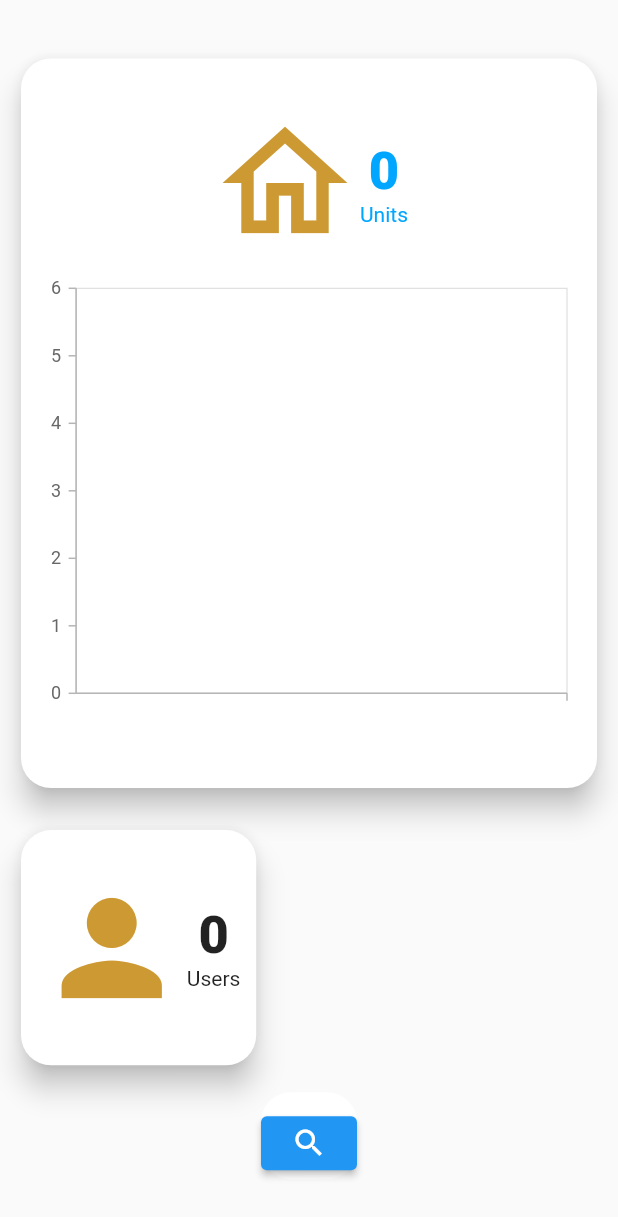
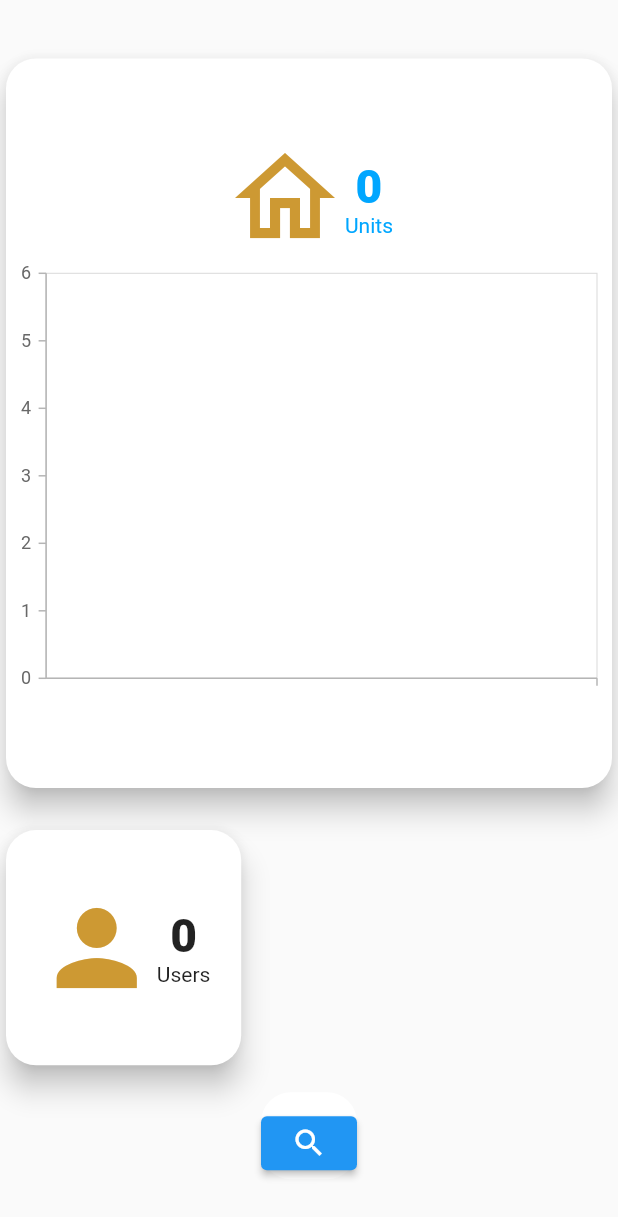
Before and after one commit to Mohamed26Salah/AmanRealEstate-Mobile-App, a Flutter app: the PanelLeftPage screen opened directly, after a tap on an icon or button, on a phone screen of 412 x 824 dp. Shown: the top 1217 px of the screen. Run offline on Flutter 3.47's test engine with Material 2 defaults, Android fonts, the phone set to English and light mode, and no system bars; our stand-ins replace awesome_snackbar_content, cached_network_image, cloud_firestore, custom_radio_grouped_button, firebase_auth, firebase_core and 12 more; missing offline and left inert: dart:ffi, search_page; accounts and stored records are empty.

Commit message:
performance of dashboard enchanced
now the chart will wait for the animation to finish before being visible .still needs refactoring to remove old code.
changed 1 import because error.

```diff
--- a/Aman_Project/Aman_Project/aman_project/lib/presentation/dashboard/panel_left/Components/block.dart
+++ b/Aman_Project/Aman_Project/aman_project/lib/presentation/dashboard/panel_left/Components/block.dart
@@ -1,3 +1,5 @@
+import 'dart:io';
+
 import 'package:flutter/material.dart';
 import '../../../../models/category_chart_data.dart';
 import 'cards.dart';
@@ -35,6 +37,7 @@ class _ChartBlockState extends State<ChartBlock> {
     }
   }
 
+  bool onend = false;
   @override
   Widget build(BuildContext context) {
     return GestureDetector(
@@ -42,6 +45,9 @@ class _ChartBlockState extends State<ChartBlock> {
         setState(() {
           //changing the current expandableState
           widget.isExpanded = !widget.isExpanded;
+          if (!widget.isExpanded) {
+            onend = false;
+          }
         });
       },
       child: FutureBuilder(
@@ -53,19 +59,24 @@ class _ChartBlockState extends State<ChartBlock> {
             return AnimatedContainer(
               curve: Curves.easeInOut,
               duration: const Duration(milliseconds: 400),
-              margin: const EdgeInsets.all(10.0),
+              margin: const EdgeInsets.symmetric(vertical: 10.0),
               width: !widget.isExpanded ? widget.width * 0.4 : widget.width * 1,
               height:
                   !widget.isExpanded ? widget.width * 0.4 : widget.width * 1.2,
+              onEnd: () {
+                setState(() {
+                  onend = widget.isExpanded;
+                });
+              },
               child: cards1(
-                expand: widget.isExpanded,
+                expand: onend,
                 chartData: snapshot.data,
                 text: widget.text,
                 icon: widget.icon,
               ),
             );
           } else {
-            return const Text("Loading");
+            return const CircularProgressIndicator();
           }
         },
       ),
--- a/Aman_Project/Aman_Project/aman_project/lib/presentation/dashboard/panel_left/Components/cards.dart
+++ b/Aman_Project/Aman_Project/aman_project/lib/presentation/dashboard/panel_left/Components/cards.dart
@@ -1,4 +1,6 @@
 // ignore: unused_import
+
+import 'dart:async';
 
 import 'package:aman_project/models/category_chart_data.dart';
 import 'package:flutter/material.dart';
@@ -40,7 +42,7 @@ class _cards1State extends State<cards1> with SingleTickerProviderStateMixin {
   ///Setting up the animation
   void prepareAnimations() {
     expandController = AnimationController(
-        vsync: this, duration: const Duration(milliseconds: 800));
+        vsync: this, duration: const Duration(milliseconds: 400));
     animation = CurvedAnimation(
       parent: expandController!,
       curve: Curves.easeInOut,
@@ -49,9 +51,15 @@ class _cards1State extends State<cards1> with SingleTickerProviderStateMixin {
 
   void _runExpandCheck() {
     if (widget.expand) {
-      expandController!.forward();
+      Timer(Duration(milliseconds: 8000), () {
+        // <-- Delay here
+        expandController!.forward();
+      });
     } else {
-      expandController!.reverse();
+      Timer(Duration(milliseconds: 8000), () {
+        // <-- Delay here
+        expandController!.reverse();
+      });
     }
   }
 
@@ -87,12 +95,12 @@ class _cards1State extends State<cards1> with SingleTickerProviderStateMixin {
                     textDirection: TextDirection.ltr,
                     IconData(widget.icon, fontFamily: 'MaterialIcons'),
                     color: Theme.of(context).primaryColor,
-                    size: 100),
+                    size: 80),
                 Column(
                   children: [
                     Text(
                       count.toString(),
-                      textScaleFactor: 2.5,
+                      textScaleFactor: 2.2,
                       style: TextStyle(
                           fontWeight: FontWeight.w900,
                           color: widget.expand
@@ -113,12 +121,9 @@ class _cards1State extends State<cards1> with SingleTickerProviderStateMixin {
                 )
               ],
             ),
-            SizeTransition(
-                axisAlignment: 1.0,
-                sizeFactor: animation!,
-                child: Visibility(
-                    visible: widget.expand,
-                    child: CategoryChart(DataChart: widget.chartData!))),
+            Visibility(
+                visible: widget.expand,
+                child: CategoryChart(DataChart: widget.chartData!)),
           ],
         ));
   }
--- a/Aman_Project/Aman_Project/aman_project/lib/presentation/dashboard/panel_left/Components/chart_widget.dart
+++ b/Aman_Project/Aman_Project/aman_project/lib/presentation/dashboard/panel_left/Components/chart_widget.dart
@@ -14,8 +14,6 @@ class _CategoryChartState extends State<CategoryChart> {
   @override
   Widget build(BuildContext context) {
     return Center(
-        child: Container(
-      padding: const EdgeInsets.all(10),
       child: SfCartesianChart(
           primaryXAxis:
               CategoryAxis(majorGridLines: const MajorGridLines(width: 0)),
@@ -37,10 +35,9 @@ class _CategoryChartState extends State<CategoryChart> {
               //   end: Alignment.topRight,
               // ),
               borderRadius: BorderRadius.circular(10),
-              animationDelay: 1300,
             )
           ]),
-    ));
+    );
   } // snapshot.data  :- get your object which is pass from your downloadData() function
 
 }
@@ -60,7 +57,7 @@ Color? returnColor(String? s) {
       {
         return const Color(0xff5bb85f);
       }
-    case "Residential Building":
+    case "Building":
       {
         return const Color(0xff8ec44e);
       }
@@ -86,15 +83,15 @@ Color? returnColor(String? s) {
       }
     case "admin":
       {
-        return Color.fromARGB(255, 228, 20, 255);
+        return const Color.fromARGB(255, 228, 20, 255);
       }
     case "moderator":
       {
-        return Color.fromARGB(255, 255, 20, 83);
+        return const Color.fromARGB(255, 255, 20, 83);
       }
     case "user":
       {
-        return Color.fromARGB(255, 255, 20, 20);
+        return const Color.fromARGB(255, 255, 20, 20);
       }
     default:
       {
--- a/Aman_Project/Aman_Project/aman_project/lib/presentation/profile/edit_profile.dart
+++ b/Aman_Project/Aman_Project/aman_project/lib/presentation/profile/edit_profile.dart
@@ -1,7 +1,7 @@
 import 'dart:ffi';
 
 import 'package:aman_project/data/repositories/user_providers.dart';
-import 'package:aman_project/presentation/properties/custom_text_field.dart';
+
 import 'package:firebase_auth/firebase_auth.dart';
 import 'package:flutter/material.dart';
 import 'package:get/get.dart';
@@ -11,6 +11,8 @@ import '../../theme/theme_manager.dart';
 import '../shared_features/change_lang.dart';
 import 'package:flutter_riverpod/flutter_riverpod.dart';
 import 'package:shared_preferences/shared_preferences.dart';
+
+import '../shared_features/custom_text_field.dart';
 
 ThemeManager _themeManager = ThemeManager();
 
```
